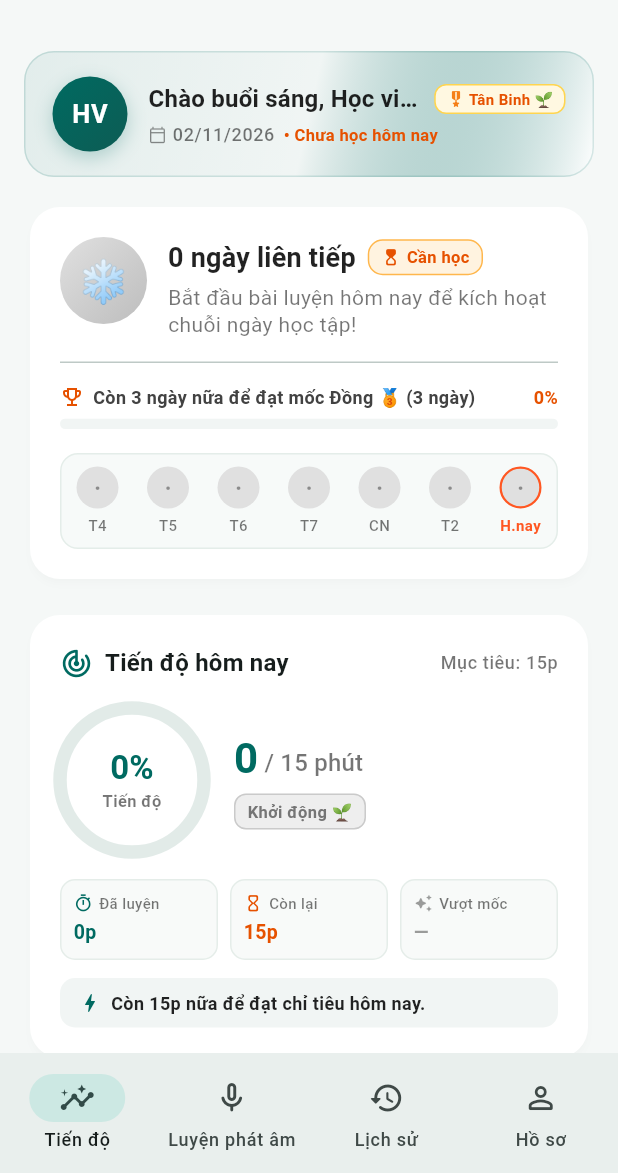
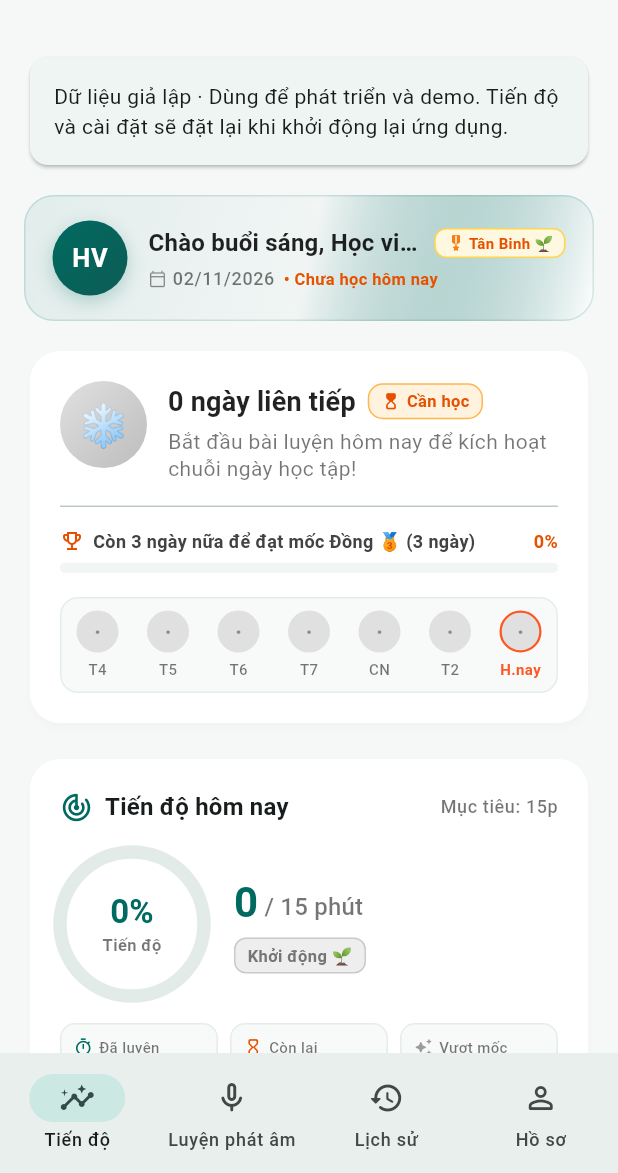
Before and after one commit to NguyenTruongNT/CSE441-MOBILE-TH3, a Flutter app: the screen it shows after launch, on a phone screen of 412 x 824 dp, the part 63-1236 px from its top. Run offline on Flutter 3.47's test engine with Material 3 defaults, Android fonts, the light colour scheme and no system bars; our stand-ins replace flutter_local_notifications; missing offline and left inert: dart:html.

Commit message:
[Truong] fix: configure Android notifications build and shared demo mode

```diff
--- a/lib/features/discipline/presentation/progress_page.dart
+++ b/lib/features/discipline/presentation/progress_page.dart
@@ -1,4 +1,5 @@
 import 'package:flutter/material.dart';
+
 import '../../../app/shared/app_states.dart';
 import '../../../core/contracts/contracts.dart';
 import '../data/fake_discipline_data.dart';
@@ -47,8 +48,7 @@ class _ProgressPageState extends State<ProgressPage> {
   @override
   void initState() {
     super.initState();
-    _learningRepository =
-        widget.learningRepository ?? FakeLearningRepository();
+    _learningRepository = widget.learningRepository ?? FakeLearningRepository();
     _reminderService = widget.reminderService ?? LocalReminderService();
 
     final service = _reminderService;
@@ -63,7 +63,9 @@ class _ProgressPageState extends State<ProgressPage> {
   void dispose() {
     final service = _reminderService;
     if (service is LocalReminderService) {
-      service.onNotificationTriggered.removeListener(_handleNotificationReceived);
+      service.onNotificationTriggered.removeListener(
+        _handleNotificationReceived,
+      );
     }
     super.dispose();
   }
@@ -166,6 +168,18 @@ class _ProgressPageState extends State<ProgressPage> {
                 constraints: const BoxConstraints(maxWidth: 1200),
                 child: Column(
                   children: [
+                    if (_learningRepository is FakeLearningRepository) ...[
+                      const Card(
+                        child: Padding(
+                          padding: EdgeInsets.all(16),
+                          child: Text(
+                            'Dữ liệu giả lập · Dùng để phát triển và demo. '
+                            'Tiến độ và cài đặt sẽ đặt lại khi khởi động lại ứng dụng.',
+                          ),
+                        ),
+                      ),
+                      const SizedBox(height: 16),
+                    ],
                     if (_activeNotificationBanner != null) ...[
                       _buildHeadsUpNotificationBanner(
                         _activeNotificationBanner!,
@@ -240,7 +254,11 @@ class _ProgressPageState extends State<ProgressPage> {
             ),
           ),
           IconButton(
-            icon: const Icon(Icons.close_rounded, color: Colors.white60, size: 20),
+            icon: const Icon(
+              Icons.close_rounded,
+              color: Colors.white60,
+              size: 20,
+            ),
             onPressed: () {
               setState(() {
                 _activeNotificationBanner = null;
@@ -256,10 +274,7 @@ class _ProgressPageState extends State<ProgressPage> {
   Widget _buildDesktopLayout() {
     return Column(
       children: [
-        ProgressHeaderCard(
-          displayName: _displayName,
-          stats: _stats,
-        ),
+        ProgressHeaderCard(displayName: _displayName, stats: _stats),
         const SizedBox(height: 20),
         Row(
           crossAxisAlignment: CrossAxisAlignment.start,
@@ -290,6 +305,7 @@ class _ProgressPageState extends State<ProgressPage> {
                     onSaveSettings: _handleSaveSettings,
                   ),
                   const SizedBox(height: 16),
+                  if (_learningRepository is FakeLearningRepository)
                     DemoSimulationBar(
                       userId: _currentUserId,
                       repository: _learningRepository,
@@ -309,10 +325,7 @@ class _ProgressPageState extends State<ProgressPage> {
   Widget _buildMobileLayout() {
     return Column(
       children: [
-        ProgressHeaderCard(
-          displayName: _displayName,
-          stats: _stats,
-        ),
+        ProgressHeaderCard(displayName: _displayName, stats: _stats),
         const SizedBox(height: 16),
         StreakHeroCard(stats: _stats),
         const SizedBox(height: 16),
@@ -326,6 +339,7 @@ class _ProgressPageState extends State<ProgressPage> {
           onSaveSettings: _handleSaveSettings,
         ),
         const SizedBox(height: 16),
+        if (_learningRepository is FakeLearningRepository)
           DemoSimulationBar(
             userId: _currentUserId,
             repository: _learningRepository,
```
Also changed, not shown: lib/features/discipline/presentation/widgets/demo_simulation_bar.dart (+11 -17 lines), lib/main.dart (+10 -1 lines), 7 other files. Lines whose indentation alone changed are shown as unchanged.
